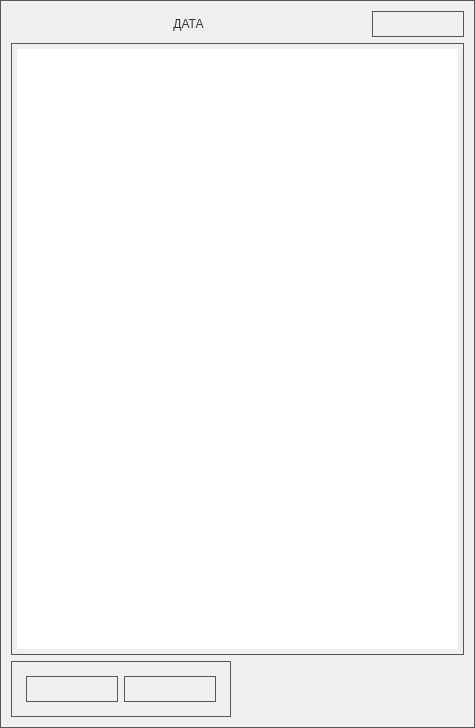
Old version of the form taskmanager/taskmanager/listalltasksform.ui in the repository gen1izh/android.
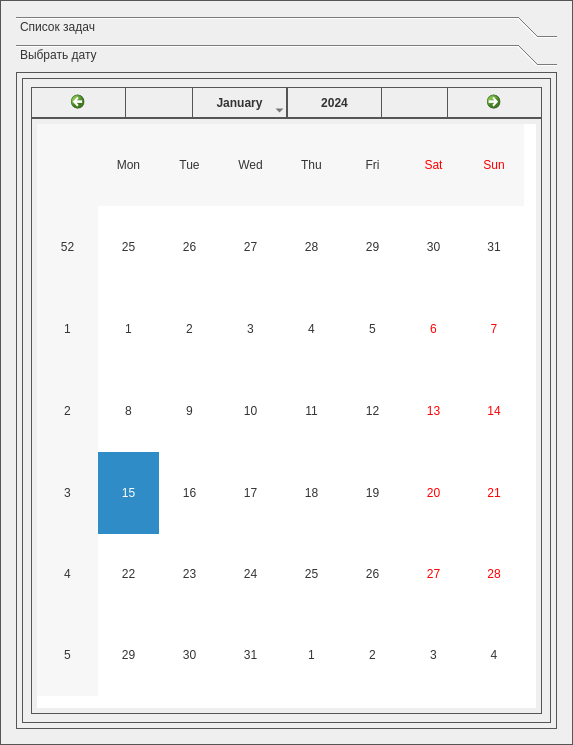
New version of the form. Icons and pictures are not drawn.

Patch:
```diff
--- a/taskmanager/taskmanager/listalltasksform.ui
+++ b/taskmanager/taskmanager/listalltasksform.ui
@@ -6,8 +6,8 @@
    <rect>
     <x>0</x>
     <y>0</y>
-    <width>475</width>
-    <height>728</height>
+    <width>573</width>
+    <height>745</height>
    </rect>
   </property>
   <property name="windowTitle">
@@ -27,6 +27,37 @@
 }</string>
   </property>
   <layout class="QGridLayout" name="gridLayout">
+   <item row="4" column="0">
+    <widget class="QToolBox" name="toolBox">
+     <property name="styleSheet">
+      <string notr="true"> QToolBox{
+color: #333;
+border: 0px solid #555;
+font: 30pt &quot;Arial&quot;;
+border-radius: 0px;
+padding: 5px;
+background: qradialgradient(cx: 0.3, cy: -0.4,
+fx: 0.3, fy: -0.4,
+radius: 1.35, stop: 0 #fff, stop: 1 #e8e8e8);
+min-width: 80px;
+}</string>
+     </property>
+     <property name="currentIndex">
+      <number>1</number>
+     </property>
+     <widget class="QWidget" name="taskListPage">
+      <property name="geometry">
+       <rect>
+        <x>0</x>
+        <y>0</y>
+        <width>533</width>
+        <height>587</height>
+       </rect>
+      </property>
+      <attribute name="label">
+       <string>Список задач</string>
+      </attribute>
+      <layout class="QGridLayout" name="gridLayout_2">
    <item row="0" column="0">
     <widget class="QLabel" name="dateLabel">
      <property name="styleSheet">
@@ -98,6 +129,9 @@
      </property>
     </widget>
    </item>
+       <item row="1" column="0" colspan="2">
+        <widget class="QListWidget" name="tasksList"/>
+       </item>
    <item row="2" column="0" colspan="2">
     <widget class="QGroupBox" name="groupBox_2">
      <property name="sizePolicy">
@@ -209,8 +243,27 @@
      </layout>
     </widget>
    </item>
-   <item row="1" column="0" colspan="2">
-    <widget class="QListWidget" name="tasksList"/>
+      </layout>
+     </widget>
+     <widget class="QWidget" name="chooseDatePage">
+      <property name="geometry">
+       <rect>
+        <x>0</x>
+        <y>0</y>
+        <width>533</width>
+        <height>587</height>
+       </rect>
+      </property>
+      <attribute name="label">
+       <string>Выбрать дату</string>
+      </attribute>
+      <layout class="QVBoxLayout" name="verticalLayout">
+       <item>
+        <widget class="QCalendarWidget" name="calendarWidget"/>
+       </item>
+      </layout>
+     </widget>
+    </widget>
    </item>
   </layout>
  </widget>
```
Lines whose indentation alone changed are shown as unchanged.
